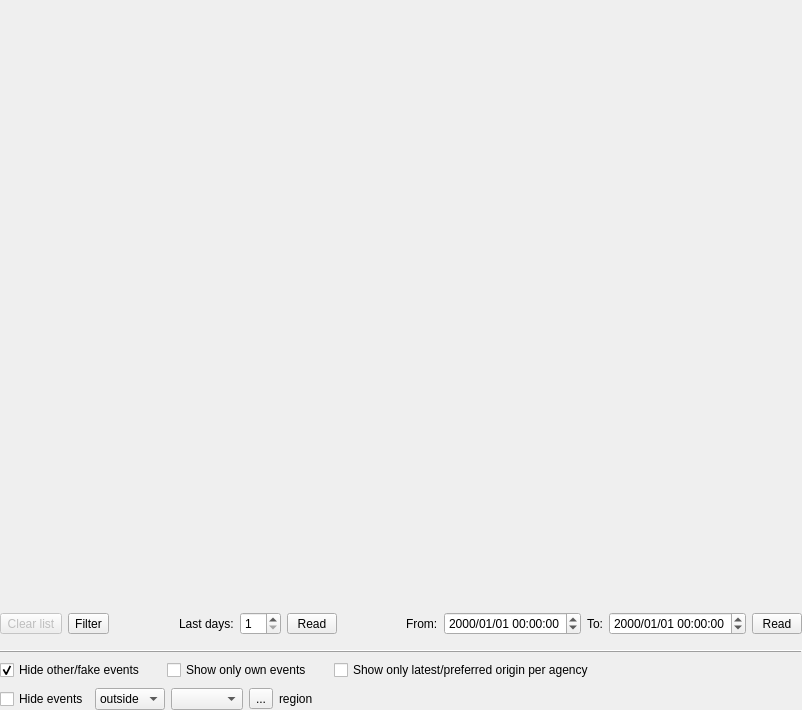
Old version of the form libs/seiscomp/gui/datamodel/eventlistview.ui in the repository SeisComP/common.
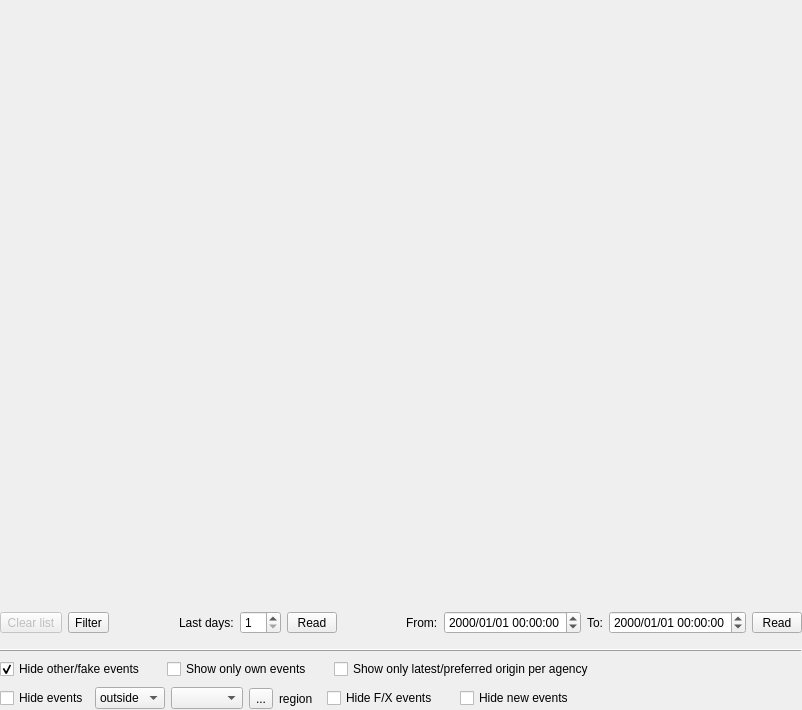
New version of the form. Icons and pictures are not drawn.

Commit message: [scolv] Adding phase count filter and hide f/x/new events checkbuttons

```diff
--- a/libs/seiscomp/gui/datamodel/eventlistview.ui
+++ b/libs/seiscomp/gui/datamodel/eventlistview.ui
@@ -23,11 +23,9 @@
     <number>6</number>
    </property>
    <item>
-    <widget class="QFrame" name="frameList" >
-     <property name="sizePolicy" >
-      <sizepolicy>
-       <hsizetype>5</hsizetype>
-       <vsizetype>5</vsizetype>
+    <widget class="QFrame" name="frameList">
+     <property name="sizePolicy">
+      <sizepolicy hsizetype="Preferred" vsizetype="Preferred">
        <horstretch>0</horstretch>
        <verstretch>2</verstretch>
       </sizepolicy>
@@ -45,30 +43,46 @@
      <property name="frameShadow" >
       <enum>QFrame::Plain</enum>
      </property>
-     <layout class="QVBoxLayout" >
-      <property name="margin" >
-       <number>0</number>
-      </property>
-      <property name="spacing" >
+     <layout class="QVBoxLayout">
+      <property name="spacing">
        <number>6</number>
       </property>
+      <property name="leftMargin">
+       <number>0</number>
+      </property>
+      <property name="topMargin">
+       <number>0</number>
+      </property>
+      <property name="rightMargin">
+       <number>0</number>
+      </property>
+      <property name="bottomMargin">
+       <number>0</number>
+      </property>
       <item>
-       <layout class="QHBoxLayout" >
-        <property name="margin" >
-         <number>0</number>
-        </property>
-        <property name="spacing" >
+       <layout class="QHBoxLayout">
+        <property name="spacing">
          <number>6</number>
         </property>
+        <property name="leftMargin">
+         <number>0</number>
+        </property>
+        <property name="topMargin">
+         <number>0</number>
+        </property>
+        <property name="rightMargin">
+         <number>0</number>
+        </property>
+        <property name="bottomMargin">
+         <number>0</number>
+        </property>
         <item>
          <widget class="QToolButton" name="btnClear" >
           <property name="enabled" >
            <bool>false</bool>
           </property>
-          <property name="sizePolicy" >
-           <sizepolicy>
-            <hsizetype>1</hsizetype>
-            <vsizetype>0</vsizetype>
+          <property name="sizePolicy">
+           <sizepolicy hsizetype="Minimum" vsizetype="Fixed">
             <horstretch>0</horstretch>
             <verstretch>0</verstretch>
            </sizepolicy>
@@ -82,11 +96,9 @@
          </widget>
         </item>
         <item>
-         <widget class="QToolButton" name="btnFilter" >
-          <property name="sizePolicy" >
-           <sizepolicy>
-            <hsizetype>1</hsizetype>
-            <vsizetype>0</vsizetype>
+         <widget class="QToolButton" name="btnFilter">
+          <property name="sizePolicy">
+           <sizepolicy hsizetype="Minimum" vsizetype="Fixed">
             <horstretch>0</horstretch>
             <verstretch>0</verstretch>
            </sizepolicy>
@@ -116,11 +128,9 @@
          </spacer>
         </item>
         <item>
-         <widget class="QLabel" name="label_3" >
-          <property name="sizePolicy" >
-           <sizepolicy>
-            <hsizetype>4</hsizetype>
-            <vsizetype>5</vsizetype>
+         <widget class="QLabel" name="label_3">
+          <property name="sizePolicy">
+           <sizepolicy hsizetype="Maximum" vsizetype="Preferred">
             <horstretch>0</horstretch>
             <verstretch>0</verstretch>
            </sizepolicy>
@@ -131,11 +141,9 @@
          </widget>
         </item>
         <item>
-         <widget class="QSpinBox" name="spinBox" >
-          <property name="sizePolicy" >
-           <sizepolicy>
-            <hsizetype>5</hsizetype>
-            <vsizetype>0</vsizetype>
+         <widget class="QSpinBox" name="spinBox">
+          <property name="sizePolicy">
+           <sizepolicy hsizetype="Preferred" vsizetype="Fixed">
             <horstretch>0</horstretch>
             <verstretch>0</verstretch>
            </sizepolicy>
@@ -146,11 +154,9 @@
          </widget>
         </item>
         <item>
-         <widget class="QToolButton" name="btnReadDays" >
-          <property name="sizePolicy" >
-           <sizepolicy>
-            <hsizetype>4</hsizetype>
-            <vsizetype>0</vsizetype>
+         <widget class="QToolButton" name="btnReadDays">
+          <property name="sizePolicy">
+           <sizepolicy hsizetype="Maximum" vsizetype="Fixed">
             <horstretch>0</horstretch>
             <verstretch>0</verstretch>
            </sizepolicy>
@@ -183,11 +189,9 @@
          </spacer>
         </item>
         <item>
-         <widget class="QLabel" name="label" >
-          <property name="sizePolicy" >
-           <sizepolicy>
-            <hsizetype>4</hsizetype>
-            <vsizetype>5</vsizetype>
+         <widget class="QLabel" name="label">
+          <property name="sizePolicy">
+           <sizepolicy hsizetype="Maximum" vsizetype="Preferred">
             <horstretch>0</horstretch>
             <verstretch>0</verstretch>
            </sizepolicy>
@@ -208,11 +212,9 @@
          </widget>
         </item>
         <item>
-         <widget class="QLabel" name="label_2" >
-          <property name="sizePolicy" >
-           <sizepolicy>
-            <hsizetype>4</hsizetype>
-            <vsizetype>5</vsizetype>
+         <widget class="QLabel" name="label_2">
+          <property name="sizePolicy">
+           <sizepolicy hsizetype="Maximum" vsizetype="Preferred">
             <horstretch>0</horstretch>
             <verstretch>0</verstretch>
            </sizepolicy>
@@ -233,11 +235,9 @@
          </widget>
         </item>
         <item>
-         <widget class="QToolButton" name="btnReadInterval" >
-          <property name="sizePolicy" >
-           <sizepolicy>
-            <hsizetype>4</hsizetype>
-            <vsizetype>0</vsizetype>
+         <widget class="QToolButton" name="btnReadInterval">
+          <property name="sizePolicy">
+           <sizepolicy hsizetype="Maximum" vsizetype="Fixed">
             <horstretch>0</horstretch>
             <verstretch>0</verstretch>
            </sizepolicy>
@@ -388,13 +388,22 @@
        <property name="frameShadow" >
         <enum>QFrame::Raised</enum>
        </property>
-       <layout class="QHBoxLayout" >
-        <property name="margin" >
-         <number>0</number>
-        </property>
-        <property name="spacing" >
+       <layout class="QHBoxLayout">
+        <property name="spacing">
          <number>6</number>
         </property>
+        <property name="leftMargin">
+         <number>0</number>
+        </property>
+        <property name="topMargin">
+         <number>0</number>
+        </property>
+        <property name="rightMargin">
+         <number>0</number>
+        </property>
+        <property name="bottomMargin">
+         <number>0</number>
+        </property>
         <item>
          <widget class="QCheckBox" name="cbFilterRegions" >
           <property name="text" >
@@ -436,6 +445,58 @@
        </layout>
       </widget>
      </item>
+     <item>
+      <spacer name="spacer">
+       <property name="orientation">
+        <enum>Qt::Horizontal</enum>
+       </property>
+       <property name="sizeType">
+        <enum>QSizePolicy::Minimum</enum>
+       </property>
+       <property name="sizeHint" stdset="0">
+        <size>
+         <width>8</width>
+         <height>23</height>
+        </size>
+       </property>
+      </spacer>
+     </item>
+     <item>
+      <widget class="QCheckBox" name="cbHideFinalRejected">
+       <property name="toolTip">
+        <string>Hides/shows final and rejected events</string>
+       </property>
+       <property name="text">
+        <string>Hide F/X events</string>
+       </property>
+      </widget>
+     </item>
+     <item>
+      <spacer name="spacer_2">
+       <property name="orientation">
+        <enum>Qt::Horizontal</enum>
+       </property>
+       <property name="sizeType">
+        <enum>QSizePolicy::Minimum</enum>
+       </property>
+       <property name="sizeHint" stdset="0">
+        <size>
+         <width>16</width>
+         <height>23</height>
+        </size>
+       </property>
+      </spacer>
+     </item>
+     <item>
+      <widget class="QCheckBox" name="cbHideNew">
+       <property name="toolTip">
+        <string>Hides/shows events with OT later than given end time</string>
+       </property>
+       <property name="text">
+        <string>Hide new events</string>
+       </property>
+      </widget>
+     </item>
      <item>
       <spacer>
        <property name="orientation" >
```
Left out of the diff: 227 changed lines with no effect on the pictures. The commit also changes 3 other files.
